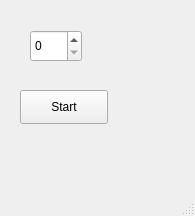
Above: src/ressources/mainView.ui from develmusa/I-am-here before the change. Below: the same form after it.
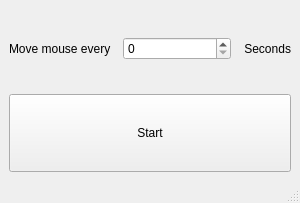
That is the form after the change.

What changed in the file:
```diff
--- a/src/ressources/mainView.ui
+++ b/src/ressources/mainView.ui
@@ -6,37 +6,107 @@
    <rect>
     <x>0</x>
     <y>0</y>
-    <width>195</width>
-    <height>216</height>
+    <width>300</width>
+    <height>203</height>
    </rect>
   </property>
+  <property name="minimumSize">
+   <size>
+    <width>300</width>
+    <height>203</height>
+   </size>
+  </property>
+  <property name="maximumSize">
+   <size>
+    <width>300</width>
+    <height>203</height>
+   </size>
+  </property>
   <property name="windowTitle">
    <string>MainWindow</string>
   </property>
   <widget class="QWidget" name="centralwidget">
-   <widget class="QSpinBox" name="spinBox">
-    <property name="geometry">
-     <rect>
-      <x>30</x>
-      <y>30</y>
-      <width>52</width>
-      <height>32</height>
-     </rect>
+   <property name="minimumSize">
+    <size>
+     <width>0</width>
+     <height>0</height>
+    </size>
+   </property>
+   <property name="maximumSize">
+    <size>
+     <width>300</width>
+     <height>200</height>
+    </size>
+   </property>
+   <property name="autoFillBackground">
+    <bool>true</bool>
+   </property>
+   <layout class="QVBoxLayout" name="verticalLayout_2">
+    <property name="sizeConstraint">
+     <enum>QLayout::SetMaximumSize</enum>
     </property>
-   </widget>
-   <widget class="QPushButton" name="pushButton">
-    <property name="geometry">
-     <rect>
-      <x>20</x>
-      <y>90</y>
-      <width>88</width>
-      <height>34</height>
-     </rect>
-    </property>
-    <property name="text">
-     <string>Start</string>
-    </property>
-   </widget>
+    <item>
+     <layout class="QHBoxLayout" name="horizontalLayout" stretch="2,2,1">
+      <property name="sizeConstraint">
+       <enum>QLayout::SetDefaultConstraint</enum>
+      </property>
+      <item>
+       <widget class="QLabel" name="label_2">
+        <property name="text">
+         <string>Move mouse every </string>
+        </property>
+        <property name="alignment">
+         <set>Qt::AlignLeading|Qt::AlignLeft|Qt::AlignVCenter</set>
+        </property>
+       </widget>
+      </item>
+      <item>
+       <widget class="QSpinBox" name="spinBox"/>
+      </item>
+      <item>
+       <widget class="QLabel" name="label">
+        <property name="layoutDirection">
+         <enum>Qt::LeftToRight</enum>
+        </property>
+        <property name="text">
+         <string>Seconds</string>
+        </property>
+        <property name="scaledContents">
+         <bool>false</bool>
+        </property>
+        <property name="alignment">
+         <set>Qt::AlignRight|Qt::AlignTrailing|Qt::AlignVCenter</set>
+        </property>
+        <property name="wordWrap">
+         <bool>false</bool>
+        </property>
+        <property name="indent">
+         <number>-1</number>
+        </property>
+       </widget>
+      </item>
+     </layout>
+    </item>
+    <item>
+     <widget class="QPushButton" name="pushButton">
+      <property name="minimumSize">
+       <size>
+        <width>0</width>
+        <height>50</height>
+       </size>
+      </property>
+      <property name="maximumSize">
+       <size>
+        <width>16777215</width>
+        <height>300</height>
+       </size>
+      </property>
+      <property name="text">
+       <string>Start</string>
+      </property>
+     </widget>
+    </item>
+   </layout>
   </widget>
   <widget class="QMenuBar" name="menubar">
    <property name="geometry">
```
Left out of the diff: 4 changed lines with no effect on the pictures.
